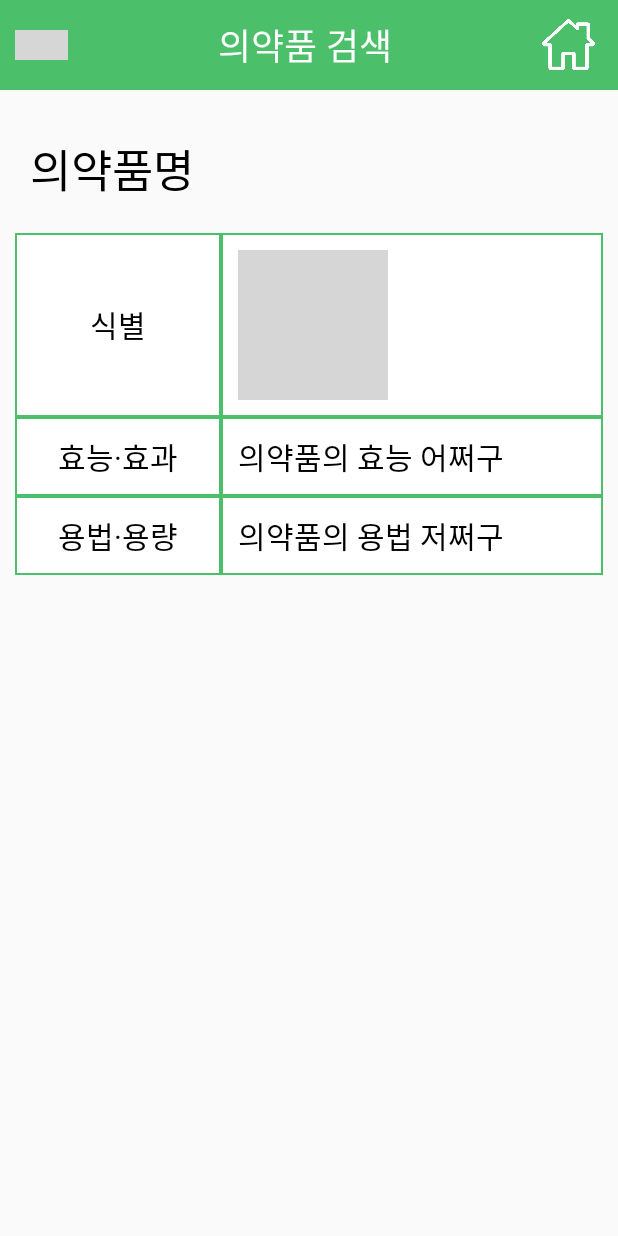
After one commit to MedicineBox/MedicineBox, an Android app: the SearchSelect screen opened directly, with no data from a screen before it, on a phone screen of 412 x 824 dp. The commit adds this screen. Run offline under Robolectric (Android 15) with nearby library versions, the phone set to English and light mode, and no system bars; grey boxes are pictures that could not be loaded.

Commit message:
add main, search,store xml

```diff
--- a/app/src/main/AndroidManifest.xml
+++ b/app/src/main/AndroidManifest.xml
@@ -21,14 +21,15 @@
         android:roundIcon="@mipmap/ic_launcher_round"
         android:supportsRtl="true"
         android:theme="@style/Theme.Design.Light.NoActionBar">
-
+        <activity android:name=".StoreActivity"></activity>
+        <activity android:name=".SearchSelect" />
+        <activity android:name=".SearchActivity" />
         <activity
             android:name=".MainActivity"
             android:theme="@style/Theme.Design.Light.NoActionBar" />
         <activity
             android:name=".AddMedicine"
             android:parentActivityName=".MainActivity" />
-        <activity android:name=".SearchMain" />
         <activity android:name=".Splash">
             <intent-filter>
                 <action android:name="android.intent.action.MAIN" />
--- /dev/null
+++ b/app/src/main/java/com/example/medicinebox/SearchSelect.java
@@ -0,0 +1,14 @@
+package com.example.medicinebox;
+
+import androidx.appcompat.app.AppCompatActivity;
+
+import android.os.Bundle;
+
+public class SearchSelect extends AppCompatActivity {
+
+    @Override
+    protected void onCreate(Bundle savedInstanceState) {
+        super.onCreate(savedInstanceState);
+        setContentView(R.layout.search_select);
+    }
+}
--- /dev/null
+++ b/app/src/main/res/layout/search_select.xml
@@ -0,0 +1,159 @@
+<?xml version="1.0" encoding="utf-8"?>
+<LinearLayout xmlns:android="http://schemas.android.com/apk/res/android"
+    xmlns:app="http://schemas.android.com/apk/res-auto"
+    xmlns:tools="http://schemas.android.com/tools"
+    android:layout_width="match_parent"
+    android:layout_height="match_parent"
+    android:orientation="vertical"
+    tools:context=".SearchSelect">
+
+    <LinearLayout
+        android:layout_width="match_parent"
+        android:layout_height="60dp"
+        android:layout_gravity="center"
+        android:background="@color/signature"
+        android:gravity="center"
+        android:orientation="horizontal">
+
+        <ImageView
+            android:id="@+id/backBtn"
+            android:layout_width="35dp"
+            android:layout_height="20dp"
+            android:layout_marginStart="10dp"
+            android:layout_weight="0"
+            app:srcCompat="@drawable/back" />
+
+        <TextView
+            android:id="@+id/search"
+            android:layout_width="wrap_content"
+            android:layout_height="match_parent"
+            android:layout_weight="1"
+            android:gravity="center"
+            android:text="의약품 검색"
+            android:textAlignment="center"
+            android:textColor="#FFFFFF"
+            android:textSize="24sp" />
+
+        <ImageView
+            android:id="@+id/homeBtn"
+            android:layout_width="35dp"
+            android:layout_height="35dp"
+            android:layout_marginEnd="15dp"
+            android:layout_weight="0"
+            app:srcCompat="@drawable/home" />
+    </LinearLayout>
+
+    <LinearLayout
+        android:layout_width="match_parent"
+        android:layout_height="match_parent"
+        android:layout_marginStart="10dp"
+        android:layout_marginTop="30dp"
+        android:layout_marginEnd="10dp"
+        android:orientation="vertical">
+
+        <TextView
+            android:id="@+id/mediName"
+            android:layout_width="match_parent"
+            android:layout_height="wrap_content"
+            android:layout_marginStart="10dp"
+            android:text="의약품명"
+            android:textColor="#000000"
+            android:textSize="30sp" />
+
+        <TableLayout
+            android:layout_width="match_parent"
+            android:layout_height="match_parent"
+            android:layout_marginTop="20dp"
+            android:stretchColumns="*">
+
+            <TableRow
+                android:layout_width="match_parent"
+                android:layout_height="match_parent"
+                android:background="@color/signature">
+
+                <TextView
+                    android:layout_width="match_parent"
+                    android:layout_height="match_parent"
+                    android:layout_margin="1dp"
+                    android:background="#ffffff"
+                    android:gravity="center"
+                    android:text="식별"
+                    android:textAlignment="gravity"
+                    android:textColor="#000000"
+                    android:textSize="20sp"></TextView>
+
+                <LinearLayout
+                    android:layout_width="match_parent"
+                    android:layout_height="match_parent"
+                    android:layout_margin="1dp"
+                    android:background="#ffffff"
+                    android:orientation="horizontal"
+                    android:padding="10dp">
+
+                    <ImageView
+                        android:id="@+id/mediPhoto"
+                        android:layout_width="100dp"
+                        android:layout_height="100dp"
+                        android:layout_weight="0"
+                        app:srcCompat="@drawable/search_logo" />
+                </LinearLayout>
+
+            </TableRow>
+
+            <TableRow
+                android:layout_width="match_parent"
+                android:layout_height="match_parent"
+                android:background="@color/signature">
+
+                <TextView
+                    android:layout_width="match_parent"
+                    android:layout_height="match_parent"
+                    android:layout_margin="1dp"
+                    android:background="#ffffff"
+                    android:gravity="center"
+                    android:text="효능·효과"
+                    android:textColor="#000000"
+                    android:textSize="20sp"></TextView>
+
+                <TextView
+                    android:layout_width="match_parent"
+                    android:layout_height="match_parent"
+                    android:layout_margin="1dp"
+                    android:background="#ffffff"
+                    android:padding="10dp"
+                    android:text="의약품의 효능 어쩌구"
+                    android:textColor="#000000"
+                    android:textSize="20sp"></TextView>
+            </TableRow>
+
+            <TableRow
+                android:layout_width="match_parent"
+                android:layout_height="match_parent"
+                android:background="@color/signature">
+
+                <TextView
+                    android:layout_width="match_parent"
+                    android:layout_height="match_parent"
+                    android:layout_margin="1dp"
+                    android:background="#ffffff"
+                    android:gravity="center"
+                    android:text="용법·용량"
+                    android:textColor="#000000"
+                    android:textSize="20sp"></TextView>
+
+                <TextView
+                    android:layout_width="match_parent"
+                    android:layout_height="match_parent"
+                    android:layout_margin="1dp"
+                    android:background="#ffffff"
+                    android:padding="10dp"
+                    android:text="의약품의 용법 저쩌구"
+                    android:textColor="#000000"
+                    android:textSize="20sp"></TextView>
+            </TableRow>
+
+
+        </TableLayout>
+    </LinearLayout>
+
+</LinearLayout>
```
Also changed, not shown: app/src/main/java/com/example/medicinebox/SearchActivity.java (added, +14 -0 lines), app/src/main/java/com/example/medicinebox/SearchMain.java (deleted, +0 -77 lines), app/src/main/java/com/example/medicinebox/StoreActivity.java (added, +14 -0 lines), app/src/main/res/layout/mainactivity.xml (+135 -9 lines), app/src/main/res/layout/search_activity.xml (added, +80 -0 lines), app/src/main/res/layout/search_main.xml (deleted, +0 -75 lines), app/src/main/res/layout/store_activity.xml (added, +73 -0 lines).
